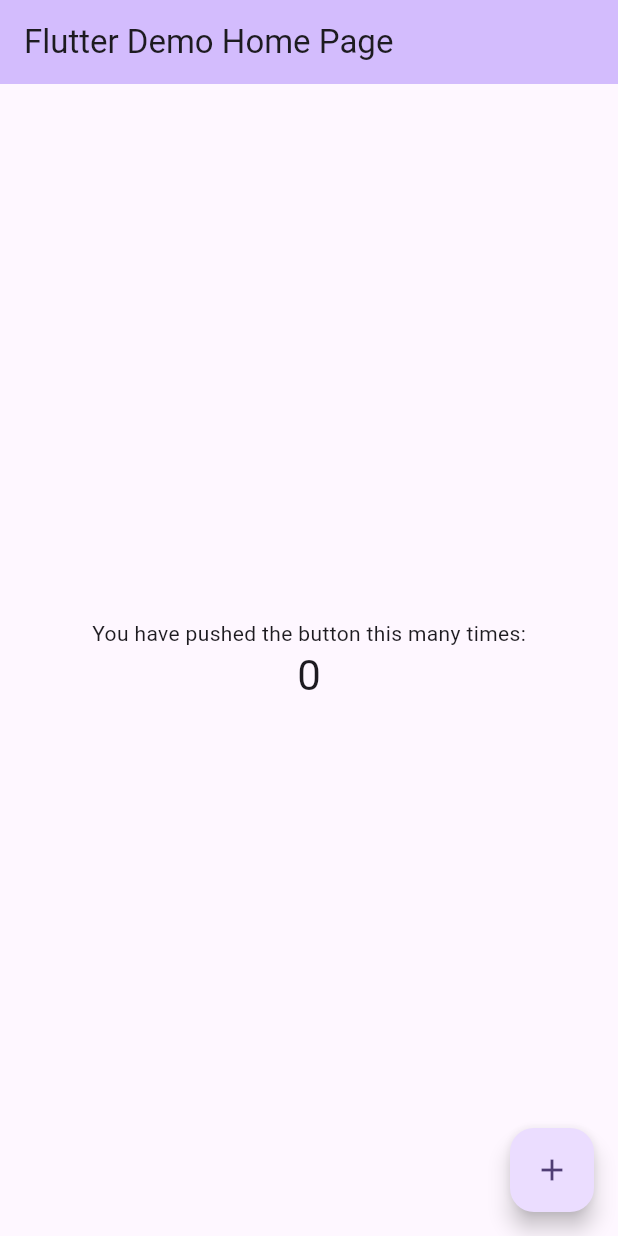
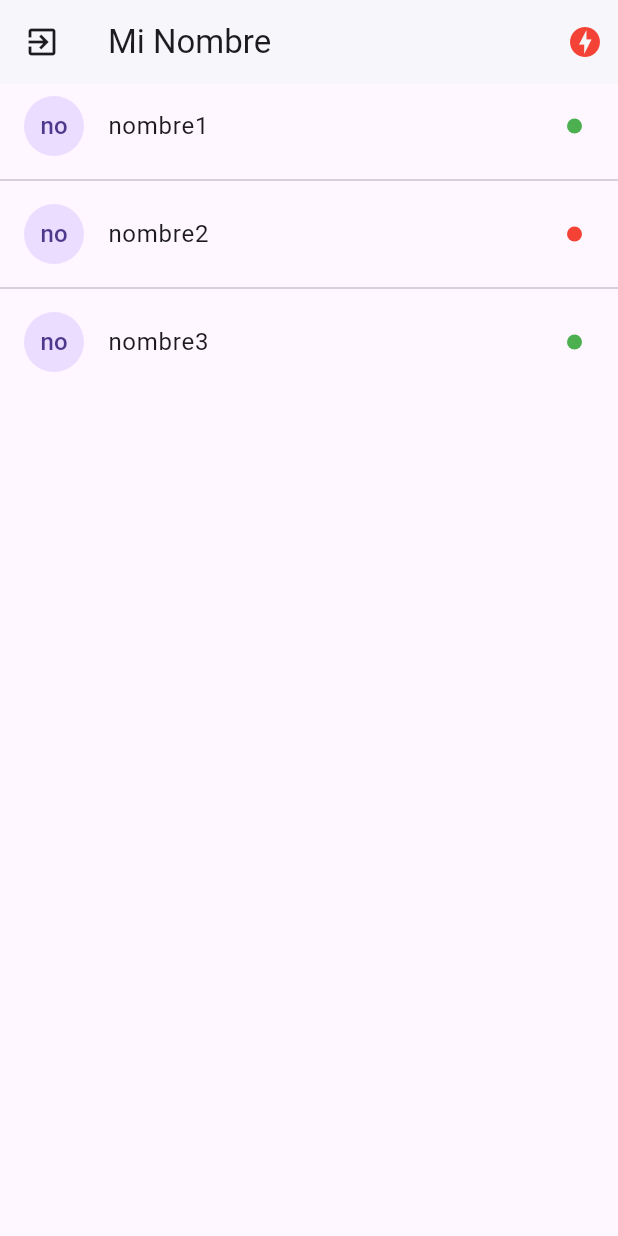
Before and after one commit to RSSerna/FlutterRealTimeChatSockets, a Flutter app: the screen it shows after launch, on a phone screen of 412 x 824 dp. Run offline on Flutter 3.47's test engine with Material 3 defaults, Android fonts, the phone set to English and light mode, and no system bars; our stand-ins replace get_it, go_router.

```diff
--- /dev/null
+++ b/flutterrealtimechatsockets/lib/core/di/injection_container.dart
@@ -0,0 +1,14 @@
+import 'package:get_it/get_it.dart';
+
+abstract class InjectionContainer {
+  Future<void> init();
+}
+
+class InjectionContainerImpl implements InjectionContainer {
+  final sl = GetIt.instance;
+
+  @override
+  Future<void> init() async {
+
+  }
+}
--- /dev/null
+++ b/flutterrealtimechatsockets/lib/core/router/app_routes.dart
@@ -0,0 +1,40 @@
+import 'package:flutter/material.dart';
+import 'package:go_router/go_router.dart';
+
+import 'package:flutterrealtimechatsockets/core/constants/router_paths.dart';
+import 'package:flutterrealtimechatsockets/core/router/routes.dart';
+
+final router = GoRouter(
+  initialLocation: RouterPaths.home,
+  routes: [
+    //LogIn
+    GoRoute(
+      path: RouterPaths.login,
+      builder: (BuildContext context, GoRouterState state) =>
+          const LoginScreen(),
+    ),
+    //Register
+    GoRoute(
+      path: RouterPaths.register,
+      builder: (BuildContext context, GoRouterState state) =>
+          const RegisterScreen(),
+    ),
+    //Chat
+    GoRoute(
+      path: RouterPaths.chat,
+      builder: (BuildContext context, GoRouterState state) =>
+          const ChatScreen(),
+    ),
+    //home
+    GoRoute(
+      path: RouterPaths.home,
+      builder: (BuildContext context, GoRouterState state) => HomeScreen(),
+    ),
+    //Loading
+    GoRoute(
+      path: RouterPaths.login,
+      builder: (BuildContext context, GoRouterState state) =>
+          const LoadingScreen(),
+    ),
+  ],
+);
--- /dev/null
+++ b/flutterrealtimechatsockets/lib/core/router/routes.dart
@@ -0,0 +1,5 @@
+export 'package:flutterrealtimechatsockets/features/chat/presentation/screens/chat_screen.dart';
+export 'package:flutterrealtimechatsockets/features/home/presentation/screens/home_screen.dart';
+export 'package:flutterrealtimechatsockets/features/loading/presentation/screens/loading_screen.dart';
+export 'package:flutterrealtimechatsockets/features/login/presentation/screens/login_screen.dart';
+export 'package:flutterrealtimechatsockets/features/register/presentation/screens/register_screen.dart';
--- /dev/null
+++ b/flutterrealtimechatsockets/lib/features/home/domain/entities/user.dart
@@ -0,0 +1,12 @@
+class User {
+  bool online;
+  String email;
+  String name;
+  String uid;
+  User({
+    required this.online,
+    required this.email,
+    required this.name,
+    required this.uid,
+  });
+}
--- /dev/null
+++ b/flutterrealtimechatsockets/lib/features/home/presentation/screens/home_screen.dart
@@ -0,0 +1,56 @@
+import 'package:flutter/material.dart';
+import 'package:flutterrealtimechatsockets/features/home/domain/entities/user.dart';
+
+class HomeScreen extends StatelessWidget {
+  HomeScreen({super.key});
+
+  final usuarios = [
+    User(online: true, email: 'test1@test.com', name: "nombre1", uid: "1"),
+    User(online: false, email: 'test2@test.com', name: "nombre2", uid: "2"),
+    User(online: true, email: 'test3@test.com', name: "nombre3", uid: "3"),
+  ];
+
+  @override
+  Widget build(BuildContext context) {
+    return Scaffold(
+      appBar: AppBar(
+        title: const Text('Mi Nombre'),
+        elevation: 1,
+        backgroundColor: Colors.white,
+        leading: IconButton(
+          onPressed: () {},
+          icon: const Icon(
+            Icons.exit_to_app,
+          ),
+        ),
+        actions: [
+          Container(
+            margin: const EdgeInsets.only(right: 10),
+            // child: const Icon(Icons.check_circle, color: Colors.green,),
+            child: const Icon(
+              Icons.offline_bolt,
+              color: Colors.red,
+            ),
+          )
+        ],
+      ),
+      body: ListView.separated(
+          physics: const BouncingScrollPhysics(),
+          itemBuilder: (_, i) => ListTile(
+                title: Text(usuarios[i].name),
+                leading: CircleAvatar(
+                  child: Text(usuarios[i].name.substring(0, 2)),
+                ),
+                trailing: Container(
+                  width: 10,
+                  height: 10,
+                  decoration: BoxDecoration(
+                      color: usuarios[i].online ? Colors.green : Colors.red,
+                      borderRadius: BorderRadius.circular(100)),
+                ),
+              ),
+          separatorBuilder: (_, i) => const Divider(),
+          itemCount: usuarios.length),
+    );
+  }
+}
--- a/flutterrealtimechatsockets/lib/main.dart
+++ b/flutterrealtimechatsockets/lib/main.dart
@@ -1,125 +1,10 @@
 import 'package:flutter/material.dart';
+import 'package:flutterrealtimechatsockets/core/di/injection_container.dart';
+import 'package:flutterrealtimechatsockets/my_app.dart';
 
-void main() {
-  runApp(const MyApp());
+void main() async {
+  WidgetsFlutterBinding.ensureInitialized();
+  final injectionContainerImpl = InjectionContainerImpl();
+  await injectionContainerImpl.init();
+  runApp(AppState(injectionContainerImpl: injectionContainerImpl));
 }
-
-class MyApp extends StatelessWidget {
-  const MyApp({super.key});
-
-  // This widget is the root of your application.
-  @override
-  Widget build(BuildContext context) {
-    return MaterialApp(
-      title: 'Flutter Demo',
-      theme: ThemeData(
-        // This is the theme of your application.
-        //
-        // TRY THIS: Try running your application with "flutter run". You'll see
-        // the application has a purple toolbar. Then, without quitting the app,
-        // try changing the seedColor in the colorScheme below to Colors.green
-        // and then invoke "hot reload" (save your changes or press the "hot
-        // reload" button in a Flutter-supported IDE, or press "r" if you used
-        // the command line to start the app).
-        //
-        // Notice that the counter didn't reset back to zero; the application
-        // state is not lost during the reload. To reset the state, use hot
-        // restart instead.
-        //
-        // This works for code too, not just values: Most code changes can be
-        // tested with just a hot reload.
-        colorScheme: ColorScheme.fromSeed(seedColor: Colors.deepPurple),
-        useMaterial3: true,
-      ),
-      home: const MyHomePage(title: 'Flutter Demo Home Page'),
-    );
-  }
-}
-
-class MyHomePage extends StatefulWidget {
-  const MyHomePage({super.key, required this.title});
-
-  // This widget is the home page of your application. It is stateful, meaning
-  // that it has a State object (defined below) that contains fields that affect
-  // how it looks.
-
-  // This class is the configuration for the state. It holds the values (in this
-  // case the title) provided by the parent (in this case the App widget) and
-  // used by the build method of the State. Fields in a Widget subclass are
-  // always marked "final".
-
-  final String title;
-
-  @override
-  State<MyHomePage> createState() => _MyHomePageState();
-}
-
-class _MyHomePageState extends State<MyHomePage> {
-  int _counter = 0;
-
-  void _incrementCounter() {
-    setState(() {
-      // This call to setState tells the Flutter framework that something has
-      // changed in this State, which causes it to rerun the build method below
-      // so that the display can reflect the updated values. If we changed
-      // _counter without calling setState(), then the build method would not be
-      // called again, and so nothing would appear to happen.
-      _counter++;
-    });
-  }
-
-  @override
-  Widget build(BuildContext context) {
-    // This method is rerun every time setState is called, for instance as done
-    // by the _incrementCounter method above.
-    //
-    // The Flutter framework has been optimized to make rerunning build methods
-    // fast, so that you can just rebuild anything that needs updating rather
-    // than having to individually change instances of widgets.
-    return Scaffold(
-      appBar: AppBar(
-        // TRY THIS: Try changing the color here to a specific color (to
-        // Colors.amber, perhaps?) and trigger a hot reload to see the AppBar
-        // change color while the other colors stay the same.
-        backgroundColor: Theme.of(context).colorScheme.inversePrimary,
-        // Here we take the value from the MyHomePage object that was created by
-        // the App.build method, and use it to set our appbar title.
-        title: Text(widget.title),
-      ),
-      body: Center(
-        // Center is a layout widget. It takes a single child and positions it
-        // in the middle of the parent.
-        child: Column(
-          // Column is also a layout widget. It takes a list of children and
-          // arranges them vertically. By default, it sizes itself to fit its
-          // children horizontally, and tries to be as tall as its parent.
-          //
-          // Column has various properties to control how it sizes itself and
-          // how it positions its children. Here we use mainAxisAlignment to
-          // center the children vertically; the main axis here is the vertical
-          // axis because Columns are vertical (the cross axis would be
-          // horizontal).
-          //
-          // TRY THIS: Invoke "debug painting" (choose the "Toggle Debug Paint"
-          // action in the IDE, or press "p" in the console), to see the
-          // wireframe for each widget.
-          mainAxisAlignment: MainAxisAlignment.center,
-          children: <Widget>[
-            const Text(
-              'You have pushed the button this many times:',
-            ),
-            Text(
-              '$_counter',
-              style: Theme.of(context).textTheme.headlineMedium,
-            ),
-          ],
-        ),
-      ),
-      floatingActionButton: FloatingActionButton(
-        onPressed: _incrementCounter,
-        tooltip: 'Increment',
-        child: const Icon(Icons.add),
-      ), // This trailing comma makes auto-formatting nicer for build methods.
-    );
-  }
-}
--- /dev/null
+++ b/flutterrealtimechatsockets/lib/my_app.dart
@@ -0,0 +1,47 @@
+
+import 'package:flutter/material.dart';
+import 'package:flutterrealtimechatsockets/core/di/injection_container.dart';
+import 'package:flutterrealtimechatsockets/core/router/app_routes.dart';
+
+// import 'package:flutter_bloc/flutter_bloc.dart';
+
+
+class AppState extends StatelessWidget {
+  final InjectionContainerImpl injectionContainerImpl;
+
+  const AppState({
+    super.key,
+    required this.injectionContainerImpl,
+  });
+
+  @override
+  Widget build(BuildContext context) {
+    return MainApp();
+    // return MultiBlocProvider(
+    //   providers: [
+    //     BlocProvider<SocketServiceBloc>(
+    //       create: (BuildContext context) =>
+    //           injectionContainerImpl.sl<SocketServiceBloc>(),
+    //     ),
+    //     BlocProvider<BandsBloc>(
+    //       create: (BuildContext context) =>
+    //           injectionContainerImpl.sl<BandsBloc>(),
+    //     ),
+    //   ],
+    //   child: const MainApp(),
+    // );
+  }
+}
+
+class MainApp extends StatelessWidget {
+  const MainApp({super.key});
+
+  @override
+  Widget build(BuildContext context) {
+    return MaterialApp.router(
+      debugShowCheckedModeBanner: false,
+      title: 'Material App',
+      routerConfig: router,
+    );
+  }
+}
```
Also changed, not shown: flutterrealtimechatsockets/lib/core/constants/router_paths.dart (added, +12 -0 lines), flutterrealtimechatsockets/lib/core/widgets/custom_elevated_button_widget.dart (added, +30 -0 lines), flutterrealtimechatsockets/lib/core/widgets/custom_input_widget.dart (added, +46 -0 lines), flutterrealtimechatsockets/lib/core/widgets/labels_widget.dart (added, +36 -0 lines), flutterrealtimechatsockets/lib/core/widgets/logo_widget.dart (added, +23 -0 lines), flutterrealtimechatsockets/lib/features/chat/presentation/screens/chat_screen.dart (added, +14 -0 lines), flutterrealtimechatsockets/lib/features/home/data/models/user_model.dart (added, +31 -0 lines), flutterrealtimechatsockets/lib/features/loading/presentation/screens/loading_screen.dart (added, +14 -0 lines), flutterrealtimechatsockets/lib/features/login/presentation/screens/login_screen.dart (added, +85 -0 lines), flutterrealtimechatsockets/lib/features/register/presentation/screens/register_screen.dart (added, +84 -0 lines), flutterrealtimechatsockets/pubspec.yaml (+8 -3 lines), flutterrealtimechatsockets/assets/tag-logo.png (added), flutterrealtimechatsockets/pubspec.lock, 1 other file.
